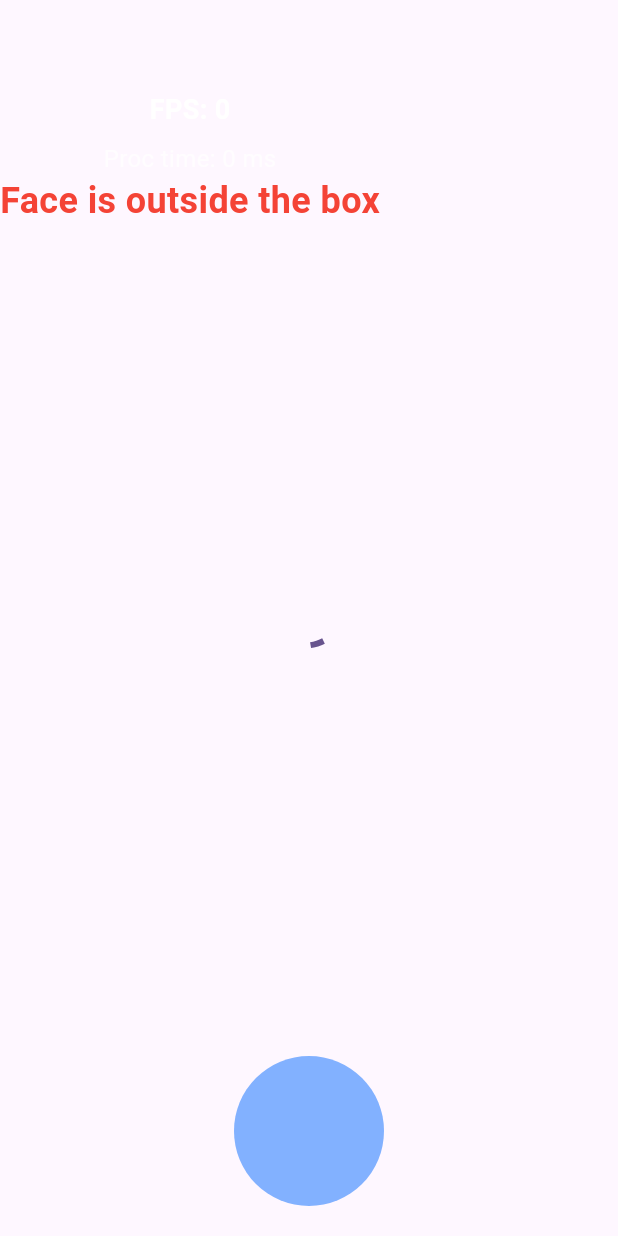
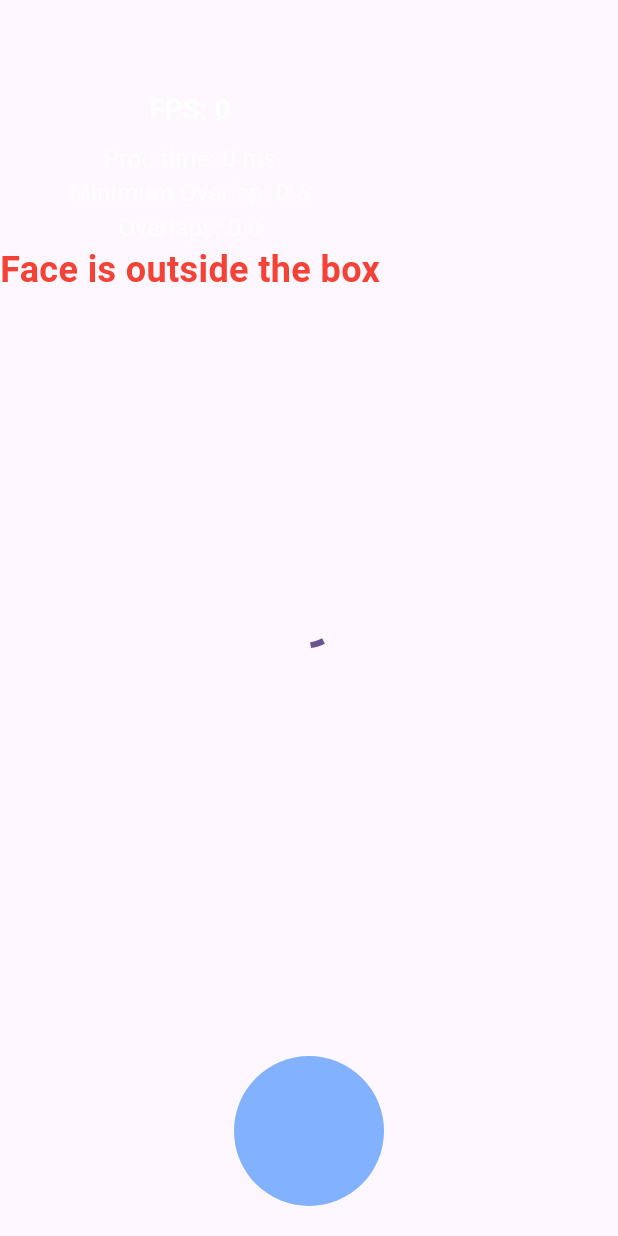
Before and after one commit to momyuke/face_box_camera, a Flutter app: the screen it shows after launch, on a phone screen of 412 x 824 dp. Run offline on Flutter 3.47's test engine with Material 3 defaults, Android fonts, the phone set to English and light mode, and no system bars; our stand-ins replace camera; missing offline and left inert: google_mlkit_face_detection.

Commit message:
add : overlaps notifier

```diff
--- a/example/lib/main.dart
+++ b/example/lib/main.dart
@@ -21,7 +21,7 @@ class _MyAppState extends State<MyApp> {
     cameraLensDirection: CameraLensDirection.back,
     options: FaceBoxOptions(
       minOverlapPercent: 0.5,
-      requireCenterInside: true,
+      requireCenterInside: false,
       throttleDuration: Duration(milliseconds: 0),
     ),
   );
@@ -64,6 +64,17 @@ class _MyAppState extends State<MyApp> {
                     _isFaceInsideBox = false;
                   });
                 },
+                child: Container(
+                  width: 350,
+                  height: 350,
+                  decoration: BoxDecoration(
+                    shape: BoxShape.circle,
+                    border: Border.all(
+                      color: _isFaceInsideBox ? Colors.green : Colors.red,
+                      width: 5,
+                    ),
+                  ),
+                ),
               ),
             ),
             Padding(
@@ -93,6 +104,23 @@ class _MyAppState extends State<MyApp> {
                       log("Log Unique Proc time: $ms ms");
                       return Text(
                         'Proc time: ${ms.toStringAsFixed(0)} ms',
+                        style: const TextStyle(
+                          fontSize: 16,
+                          color: Colors.white70,
+                        ),
+                      );
+                    },
+                  ),
+                  Text(
+                    'Minimum Overlap: ${faceBoxController.options.minOverlapPercent}',
+                    style: const TextStyle(fontSize: 16, color: Colors.white70),
+                  ),
+                  ValueListenableBuilder<double>(
+                    valueListenable: faceBoxController.overLapsNotifier,
+                    builder: (_, overlaps, __) {
+                      log("Log Unique Overlaps: $overlaps ");
+                      return Text(
+                        'Overlaps: $overlaps',
                         style: const TextStyle(
                           fontSize: 16,
                           color: Colors.white70,
--- a/lib/src/controllers/face_box_controller.dart
+++ b/lib/src/controllers/face_box_controller.dart
@@ -45,6 +45,7 @@ class FaceBoxController {
   int _processedFrames = 0;
   Timer? _fpsTimer;
   final ValueNotifier<double> fpsNotifier = ValueNotifier<double>(0.0);
+  final ValueNotifier<double> overLapsNotifier = ValueNotifier<double>(0.0);
 
   /// Last frame processing time in milliseconds (time spent in to all processing in image stream)
   final ValueNotifier<double> processingTimeNotifier = ValueNotifier<double>(
@@ -177,6 +178,7 @@ class FaceBoxController {
           limitBoxCoordinate: options.boxLimitRect,
           detectionFaceCoordinate: rect,
         );
+        overLapsNotifier.value = dh.overlapPercent();
 
         final isInside = dh.isInside(
           isRequiredCenter: options.requireCenterInside,
```
